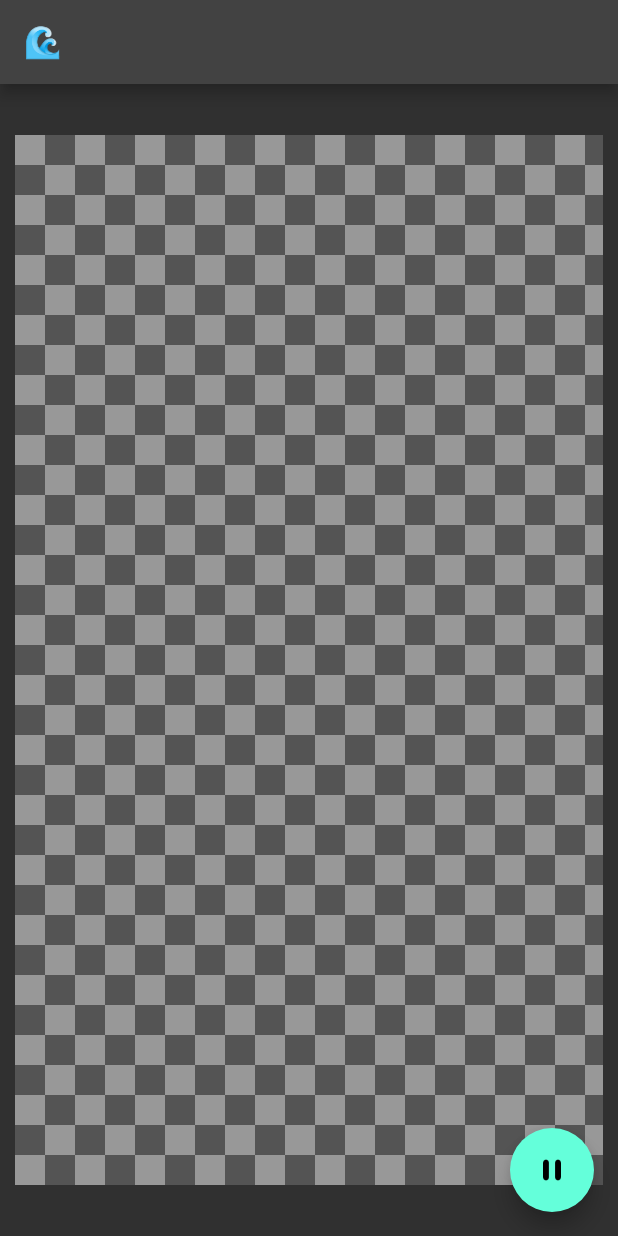
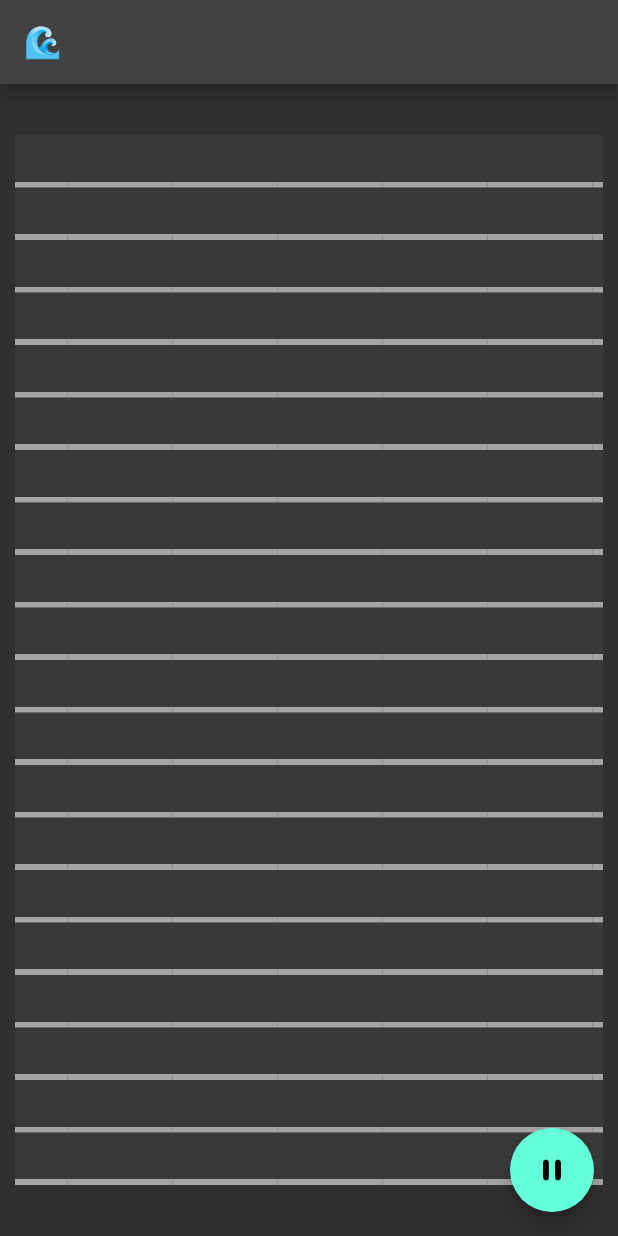
Before and after one commit to ElforL/fluid_sim, a Flutter app: the screen it shows after launch, after a tap on the "play arrow" icon, on a phone screen of 412 x 824 dp. Run offline on Flutter 3.47's test engine with Material 2 defaults, Android fonts, the phone set to English and light mode, and no system bars.

Commit message:
painter now accepts a 2d array of values

```diff
--- a/lib/main.dart
+++ b/lib/main.dart
@@ -1,3 +1,5 @@
+import 'dart:math' as math;
+
 import 'package:flutter/material.dart';
 
 void main() {
@@ -32,6 +34,14 @@ class MyHomePage extends StatefulWidget {
 class _MyHomePageState extends State<MyHomePage> {
   bool isPlaying = false;
 
+  late List<List<double>> array;
+
+  @override
+  void initState() {
+    array = List.generate(20, (index) => List.generate(20, (index) => math.Random().nextDouble()));
+    super.initState();
+  }
+
   @override
   Widget build(BuildContext context) {
     return Scaffold(
@@ -47,8 +57,9 @@ class _MyHomePageState extends State<MyHomePage> {
               height: 700,
               child: CustomPaint(
                 painter: MyPainter(
-                  tileWidth: 20,
-                  tileHeight: 20,
+                  array,
+                  tileWidth: 35,
+                  tileHeight: 35,
                 ),
               ),
             ),
@@ -69,13 +80,22 @@ class _MyHomePageState extends State<MyHomePage> {
 }
 
 class MyPainter extends CustomPainter {
-  MyPainter({
+  MyPainter(
+    this.array, {
+    Listenable? repaint,
+    this.fillColor = Colors.white60,
+    this.emptyColor = Colors.white12,
     required this.tileWidth,
     required this.tileHeight,
     this.backgroundColor = Colors.black38,
-  }) : super();
+  }) : super(repaint: repaint);
+
+  final List<List<double>> array;
 
   final Color? backgroundColor;
+
+  final Color fillColor;
+  final Color emptyColor;
 
   final double tileWidth;
   final double tileHeight;
@@ -91,13 +111,30 @@ class MyPainter extends CustomPainter {
       );
     }
 
-    for (var i = 0; i <= size.width ~/ tileWidth; i++) {
-      for (var j = 0; j <= size.height ~/ tileHeight; j++) {
+    for (var i = 0; i < array.length; i++) {
+      for (var j = 0; j < array[i].length; j++) {
         final Rect r1 = Offset(i * tileWidth, j * tileHeight) & Size(tileWidth, tileHeight);
 
+        // the gradient shows the filled amount by having both stops at the [percent]
+        final double percent = array[i][j];
+        final gradient = LinearGradient(
+          transform: const GradientRotation(-math.pi / 2),
+          stops: [
+            percent,
+            percent,
+          ],
+          colors: [
+            fillColor,
+            emptyColor,
+          ],
+        );
+        // apply shader
+        var paint2 = Paint()..shader = gradient.createShader(r1);
+
+        // paint
         canvas.drawRect(
           r1,
-          Paint()..color = (i + j).isOdd ? Colors.white24 : Colors.white54,
+          paint2,
         );
       }
     }
```
